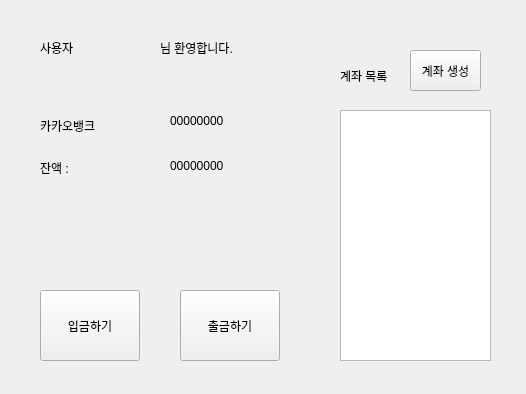
Qt form QTbank/useraccountdisplay.ui (vedaProject1/bankproject) before a commit.
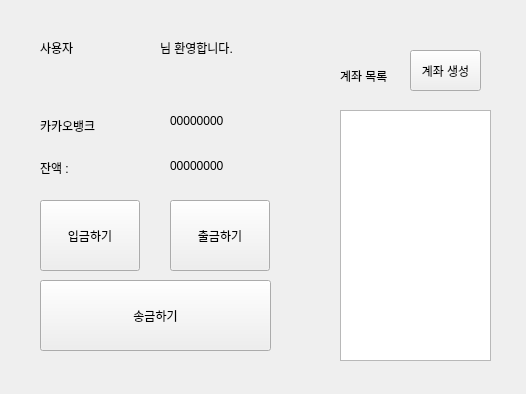
The same form after that commit.

Diff of the .ui file:
```diff
--- a/QTbank/useraccountdisplay.ui
+++ b/QTbank/useraccountdisplay.ui
@@ -65,8 +65,8 @@
   <widget class="QPushButton" name="withDrawButton">
    <property name="geometry">
     <rect>
-     <x>180</x>
-     <y>290</y>
+     <x>170</x>
+     <y>200</y>
      <width>100</width>
      <height>71</height>
     </rect>
@@ -131,7 +131,7 @@
    <property name="geometry">
     <rect>
      <x>40</x>
-     <y>290</y>
+     <y>200</y>
      <width>100</width>
      <height>71</height>
     </rect>
@@ -153,6 +153,19 @@
     <string>계좌 생성</string>
    </property>
   </widget>
+  <widget class="QPushButton" name="transferButton">
+   <property name="geometry">
+    <rect>
+     <x>40</x>
+     <y>280</y>
+     <width>231</width>
+     <height>71</height>
+    </rect>
+   </property>
+   <property name="text">
+    <string>송금하기</string>
+   </property>
+  </widget>
  </widget>
  <resources/>
  <connections>
```
